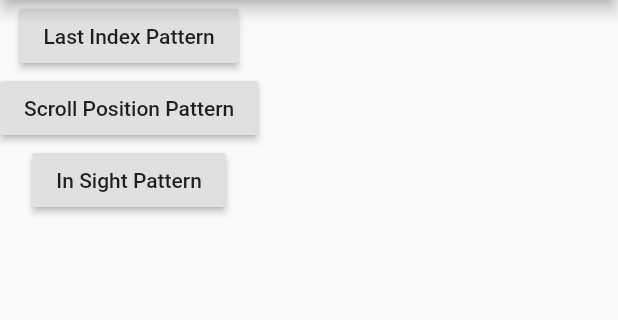
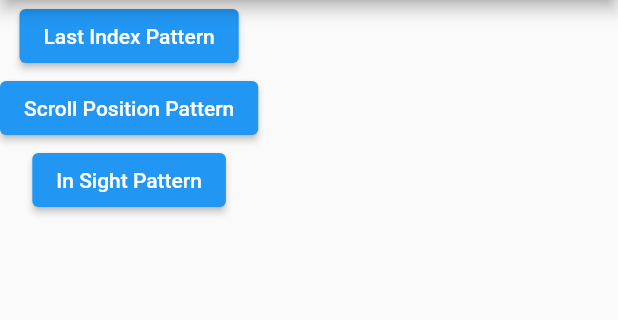
Before and after one commit to kikuchy/infinity_scrolling, a Flutter app: the screen it shows after launch, on a phone screen of 412 x 824 dp, the part 84-404 px from its top. Run offline on Flutter 3.47's test engine with Material 2 defaults, Android fonts, the phone set to English and light mode, and no system bars; our stand-ins replace freezed_annotation, state_notifier, visibility_detector; missing offline and left inert: flutter_state_notifier; generated files the repository leaves out were written again.

Commit message:
ソース全体のアップデート

```diff
--- a/lib/main.dart
+++ b/lib/main.dart
@@ -41,7 +41,7 @@ class MyHomePage extends StatelessWidget {
       body: Column(
         crossAxisAlignment: CrossAxisAlignment.center,
         children: [
-          RaisedButton(
+          ElevatedButton(
             onPressed: () {
               Navigator.push(
                 context,
@@ -50,7 +50,7 @@ class MyHomePage extends StatelessWidget {
             },
             child: Text("Last Index Pattern"),
           ),
-          RaisedButton(
+          ElevatedButton(
             onPressed: () {
               Navigator.push(
                 context,
@@ -59,7 +59,7 @@ class MyHomePage extends StatelessWidget {
             },
             child: Text("Scroll Position Pattern"),
           ),
-          RaisedButton(
+          ElevatedButton(
             onPressed: () {
               Navigator.push(
                 context,
--- a/pubspec.yaml
+++ b/pubspec.yaml
@@ -27,7 +27,7 @@ dependencies:
   state_notifier: ^0.6.0
   provider: ^4.3.2+2
   freezed_annotation:
-  visibility_detector: ^0.1.5
+  visibility_detector: ^0.2.2
 
 
   # The following adds the Cupertino Icons font to your application.
```
Also changed, not shown: pubspec.lock, 4 other files.
